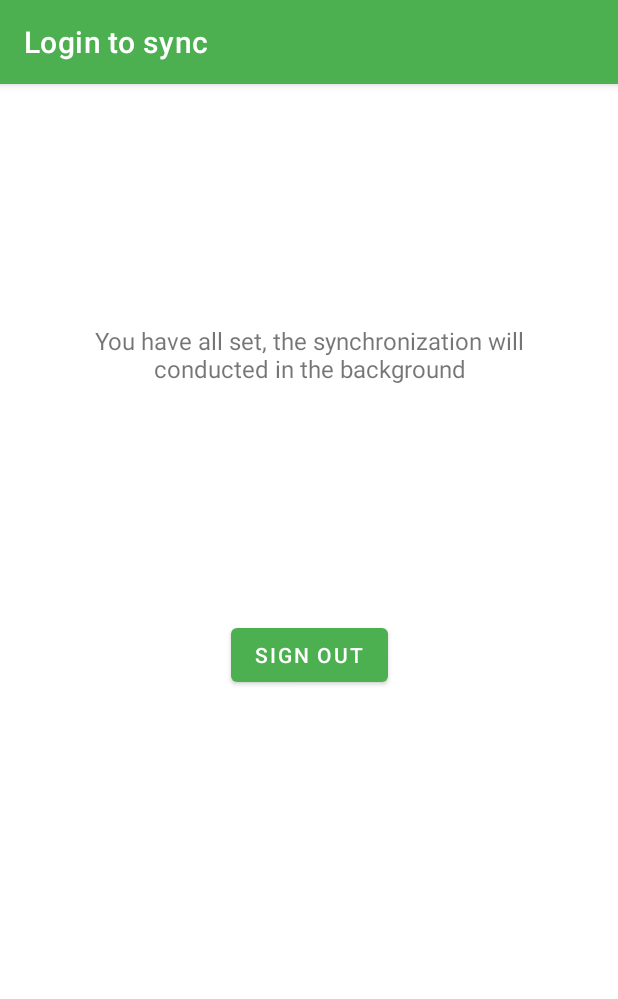
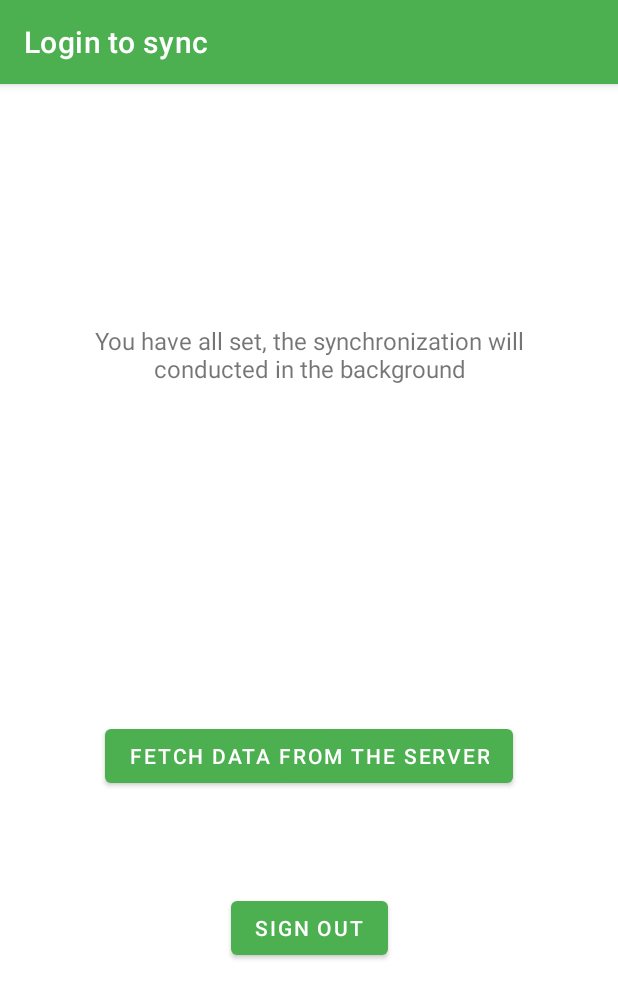
Before and after one commit to PrisonerPrice/DaysCountUp, an Android app: the LoginActivity screen opened directly, with no data from a screen before it, on a phone screen of 412 x 824 dp. Shown: the top 999 px of the screen. Run offline under Robolectric (Android 15) with nearby library versions, the light colour scheme and no system bars; our stand-ins replace Firebase (no records; nobody signed in at launch, a user with empty details on screens opened directly); 2 statements that could not run were skipped.

Commit message:
Achieve data backup functionalities

```diff
--- a/app/build.gradle
+++ b/app/build.gradle
@@ -68,4 +68,7 @@ dependencies {
     implementation 'com.google.android.gms:play-services-auth:18.0.0'
     implementation 'com.google.firebase:firebase-firestore:21.4.3'
     implementation 'com.google.guava:listenablefuture:9999.0-empty-to-avoid-conflict-with-guava'
+
+    // RecyclerViewSwipeDecorator
+    implementation 'it.xabaras.android:recyclerview-swipedecorator:1.2.2'
 }
--- a/app/src/main/java/com/prisonerprice/dayscountup/view/LoginActivity.java
+++ b/app/src/main/java/com/prisonerprice/dayscountup/view/LoginActivity.java
@@ -4,7 +4,9 @@ import androidx.annotation.NonNull;
 import androidx.annotation.Nullable;
 import androidx.appcompat.app.AppCompatActivity;
 
+import android.content.Context;
 import android.content.Intent;
+import android.content.SharedPreferences;
 import android.os.Bundle;
 import android.util.Log;
 import android.view.View;
@@ -29,8 +31,6 @@ import com.google.firebase.auth.GoogleAuthProvider;
 import com.prisonerprice.dayscountup.R;
 import com.prisonerprice.dayscountup.middleware.DataExchanger;
 
-import java.util.List;
-
 public class LoginActivity extends AppCompatActivity {
 
     private static final int RC_SIGN_IN = 123;
@@ -41,8 +41,12 @@ public class LoginActivity extends AppCompatActivity {
     private TextView signInTextViewDescription;
     private SignInButton signInButton;
     private MaterialButton signOutButton;
+    private MaterialButton fetchDataButton;
 
-    private FirebaseUser currentUser;
+    private static FirebaseUser currentUser;
+
+    private SharedPreferences sharedPreferences;
+    private SharedPreferences.Editor editor;
 
     @Override
     protected void onCreate(Bundle savedInstanceState) {
@@ -70,6 +74,9 @@ public class LoginActivity extends AppCompatActivity {
 
         signOutButton = findViewById(R.id.sign_out_btn);
         signOutButton.setOnClickListener(view -> {
+            editor = sharedPreferences.edit();
+            editor.remove("USER");
+            editor.commit();
             // Firebase sign out
             mAuth.signOut();
             // Google sign out
@@ -80,6 +87,12 @@ public class LoginActivity extends AppCompatActivity {
                             updateUI(null);
                         }
                     });
+
+        });
+
+        fetchDataButton = findViewById(R.id.fetch_data_btn);
+        fetchDataButton.setOnClickListener(view -> {
+            DataExchanger.getInstance(this).fetchDataFromCloud(this);
         });
     }
 
@@ -109,6 +122,12 @@ public class LoginActivity extends AppCompatActivity {
         super.onStart();
         // Check if user is signed in (non-null) and update UI accordingly.
         currentUser = mAuth.getCurrentUser();
+        sharedPreferences = getSharedPreferences("USER", Context.MODE_PRIVATE);
+        editor = sharedPreferences.edit();
+        if(currentUser != null) {
+            editor.putString("USER", currentUser.getUid());
+            editor.commit();
+        }
         updateUI(currentUser);
     }
 
@@ -116,10 +135,12 @@ public class LoginActivity extends AppCompatActivity {
         if (currentUser == null) {
             signInButton.setVisibility(View.VISIBLE);
             signOutButton.setVisibility(View.GONE);
+            fetchDataButton.setVisibility(View.GONE);
             signInTextViewDescription.setText(R.string.sign_in_text);
         } else {
             signInButton.setVisibility(View.GONE);
             signOutButton.setVisibility(View.VISIBLE);
+            fetchDataButton.setVisibility(View.VISIBLE);
             signInTextViewDescription.setText(R.string.signed_in_text);
         }
     }
@@ -141,4 +162,8 @@ public class LoginActivity extends AppCompatActivity {
                     }
                 });
     }
+
+    public static FirebaseUser getCurrentUser() {
+        return currentUser;
+    }
 }
--- a/app/src/main/res/layout/activity_login.xml
+++ b/app/src/main/res/layout/activity_login.xml
@@ -44,9 +44,10 @@
             android:layout_width="wrap_content"
             android:layout_height="wrap_content"
             android:text="@string/sign_out_btn_text"
+            app:layout_constraintBottom_toBottomOf="parent"
             app:layout_constraintEnd_toEndOf="parent"
             app:layout_constraintStart_toStartOf="parent"
-            app:layout_constraintTop_toTopOf="@+id/guideline10" />
+            app:layout_constraintTop_toTopOf="@+id/sign_in_btn" />
 
         <androidx.constraintlayout.widget.Guideline
             android:id="@+id/guideline10"
@@ -67,6 +68,16 @@
             app:layout_constraintStart_toStartOf="parent"
             app:layout_constraintTop_toTopOf="parent" />
 
+        <com.google.android.material.button.MaterialButton
+            android:id="@+id/fetch_data_btn"
+            android:layout_width="wrap_content"
+            android:layout_height="wrap_content"
+            android:text="@string/fetch_data_btn"
+            app:layout_constraintBottom_toTopOf="@+id/sign_out_btn"
+            app:layout_constraintEnd_toEndOf="parent"
+            app:layout_constraintStart_toStartOf="parent"
+            app:layout_constraintTop_toTopOf="@+id/sign_in_btn" />
+
     </androidx.constraintlayout.widget.ConstraintLayout>
 
 
--- a/app/src/main/res/values/colors.xml
+++ b/app/src/main/res/values/colors.xml
@@ -7,4 +7,5 @@
     <color name="colorSecondaryLight">#ffe54c</color>
     <color name="colorSecondaryDark">#c68400</color>
     <color name="white">#FFFFFF</color>
+    <color name="red">#f44336</color>
 </resources>
--- a/app/src/main/res/values/strings.xml
+++ b/app/src/main/res/values/strings.xml
@@ -5,6 +5,9 @@
 
     <string name="sync">sync</string>
     <string name="settings">settings</string>
+
+    <!-- Main -->
+    <string name="swipe_to_delete_text">DELETE</string>
 
     <!-- Settings -->
     <string name="sync_header">Sync</string>
@@ -46,6 +49,7 @@
     <!-- sign in -->
     <string name="login_appbar_title">Login to sync</string>
     <string name="sign_out_btn_text">Sign out</string>
+    <string name="fetch_data_btn">Fetch Data from the server</string>
     <string name="sign_in_text">Sign in with Google to sync your data</string>
     <string name="signed_in_text">You have all set, the synchronization will conducted in the background</string>
 
```
Also changed, not shown: app/src/main/java/com/prisonerprice/dayscountup/firestore/FireStoreDB.java (+41 -42 lines), app/src/main/java/com/prisonerprice/dayscountup/middleware/DataExchanger.java (+3 -13 lines), app/src/main/java/com/prisonerprice/dayscountup/view/MainActivity.java (+50 -1 lines), app/src/main/java/com/prisonerprice/dayscountup/viewmodel/MainViewModel.java (+4 -4 lines), app/src/main/res/drawable/ic_delete_black_18dp.xml (added, +9 -0 lines).
